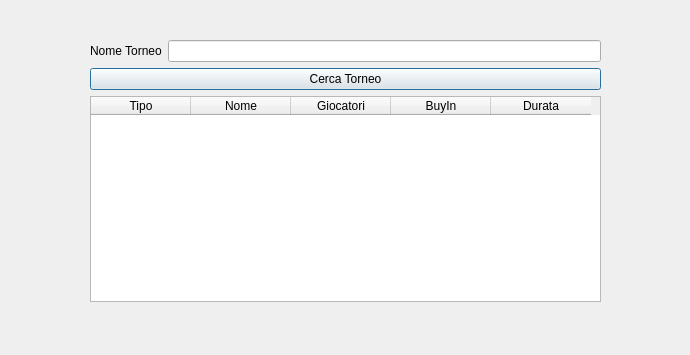
Old version of the form qDB/searchwindow.ui in the repository bsuieric/qDB.
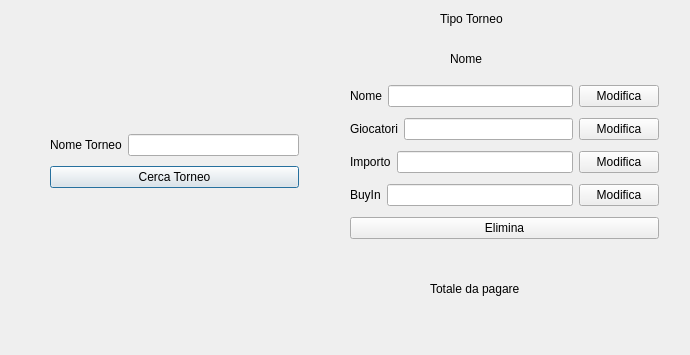
New version of the form.

Commit message: fatto la modifica e delete ma senza i controlli, devo sistemare

What changed in the file:
```diff
--- a/qDB/searchwindow.ui
+++ b/qDB/searchwindow.ui
@@ -13,13 +13,39 @@
   <property name="windowTitle">
    <string>Dialog</string>
   </property>
-  <widget class="QWidget" name="">
+  <widget class="QLabel" name="searchTipoLabel">
    <property name="geometry">
     <rect>
-     <x>90</x>
-     <y>40</y>
-     <width>511</width>
-     <height>262</height>
+     <x>440</x>
+     <y>10</y>
+     <width>151</width>
+     <height>17</height>
+    </rect>
+   </property>
+   <property name="text">
+    <string>Tipo Torneo</string>
+   </property>
+  </widget>
+  <widget class="QLabel" name="searchTotaleLabel">
+   <property name="geometry">
+    <rect>
+     <x>430</x>
+     <y>280</y>
+     <width>161</width>
+     <height>17</height>
+    </rect>
+   </property>
+   <property name="text">
+    <string>Totale da pagare</string>
+   </property>
+  </widget>
+  <widget class="QWidget" name="layoutWidget">
+   <property name="geometry">
+    <rect>
+     <x>50</x>
+     <y>130</y>
+     <width>249</width>
+     <height>64</height>
     </rect>
    </property>
    <layout class="QVBoxLayout" name="verticalLayout">
@@ -44,33 +70,120 @@
       </property>
      </widget>
     </item>
+   </layout>
+  </widget>
+  <widget class="QLabel" name="labelNome">
+   <property name="geometry">
+    <rect>
+     <x>450</x>
+     <y>50</y>
+     <width>67</width>
+     <height>17</height>
+    </rect>
+   </property>
+   <property name="text">
+    <string>Nome</string>
+   </property>
+  </widget>
+  <widget class="QWidget" name="">
+   <property name="geometry">
+    <rect>
+     <x>350</x>
+     <y>80</y>
+     <width>309</width>
+     <height>169</height>
+    </rect>
+   </property>
+   <layout class="QVBoxLayout" name="verticalLayout_2">
     <item>
-     <widget class="QTableWidget" name="ListaTableWidget">
-      <column>
-       <property name="text">
-        <string>Tipo</string>
-       </property>
-      </column>
-      <column>
-       <property name="text">
-        <string>Nome</string>
-       </property>
-      </column>
-      <column>
-       <property name="text">
-        <string>Giocatori</string>
-       </property>
-      </column>
-      <column>
-       <property name="text">
-        <string>BuyIn</string>
-       </property>
-      </column>
-      <column>
-       <property name="text">
-        <string>Durata</string>
-       </property>
-      </column>
+     <layout class="QHBoxLayout" name="horizontalLayout_2">
+      <item>
+       <widget class="QLabel" name="searchLabelNome">
+        <property name="text">
+         <string>Nome</string>
+        </property>
+       </widget>
+      </item>
+      <item>
+       <widget class="QLineEdit" name="searchNomeEdit"/>
+      </item>
+      <item>
+       <widget class="QPushButton" name="editNomeButton">
+        <property name="text">
+         <string>Modifica</string>
+        </property>
+       </widget>
+      </item>
+     </layout>
+    </item>
+    <item>
+     <layout class="QHBoxLayout" name="horizontalLayout_3">
+      <item>
+       <widget class="QLabel" name="searchLabelGioc">
+        <property name="text">
+         <string>Giocatori</string>
+        </property>
+       </widget>
+      </item>
+      <item>
+       <widget class="QLineEdit" name="searchGiocEdit"/>
+      </item>
+      <item>
+       <widget class="QPushButton" name="editGiocButton">
+        <property name="text">
+         <string>Modifica</string>
+        </property>
+       </widget>
+      </item>
+     </layout>
+    </item>
+    <item>
+     <layout class="QHBoxLayout" name="horizontalLayout_4">
+      <item>
+       <widget class="QLabel" name="searchImportoLabel">
+        <property name="text">
+         <string>Importo</string>
+        </property>
+       </widget>
+      </item>
+      <item>
+       <widget class="QLineEdit" name="searchImportoEdit"/>
+      </item>
+      <item>
+       <widget class="QPushButton" name="editImportoButton">
+        <property name="text">
+         <string>Modifica</string>
+        </property>
+       </widget>
+      </item>
+     </layout>
+    </item>
+    <item>
+     <layout class="QHBoxLayout" name="horizontalLayout_5">
+      <item>
+       <widget class="QLabel" name="searchBuyInLabel">
+        <property name="text">
+         <string>BuyIn</string>
+        </property>
+       </widget>
+      </item>
+      <item>
+       <widget class="QLineEdit" name="searchBuyInEdit"/>
+      </item>
+      <item>
+       <widget class="QPushButton" name="editBuyInButton">
+        <property name="text">
+         <string>Modifica</string>
+        </property>
+       </widget>
+      </item>
+     </layout>
+    </item>
+    <item>
+     <widget class="QPushButton" name="searchDeleteButton">
+      <property name="text">
+       <string>Elimina</string>
+      </property>
      </widget>
     </item>
    </layout>
```
The commit also changes 17 other files.
